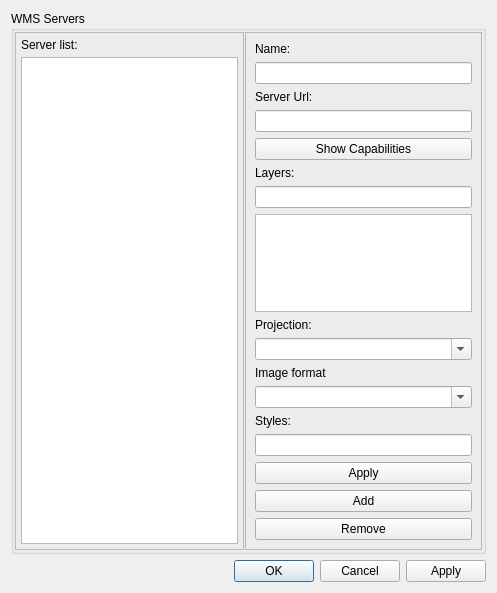
First picture: the form in src/Preferences/WMSPreferencesDialog.ui, repository openstreetmap/merkaartor, before the edit.
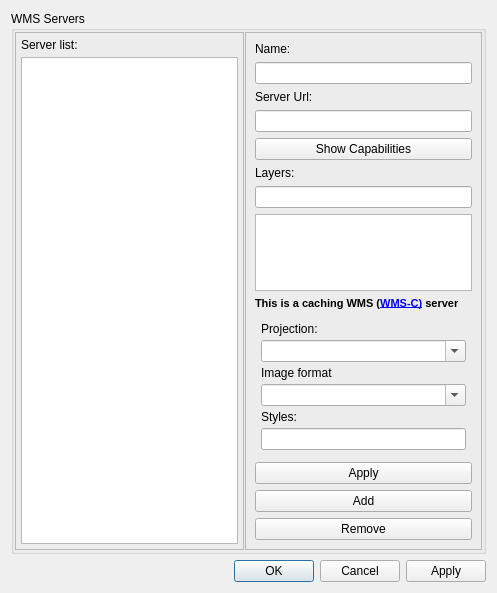
Second picture: the form after the edit.

Commit message: CHG : hardcode "google" projection. CHG : adapt TMS code to allow for non-google projections

What changed in the file:
```diff
--- a/src/Preferences/WMSPreferencesDialog.ui
+++ b/src/Preferences/WMSPreferencesDialog.ui
@@ -119,31 +119,67 @@
           </widget>
          </item>
          <item>
-          <widget class="QLabel" name="label_8" >
-           <property name="text" >
-            <string>Projection:</string>
+          <widget class="QLabel" name="lblWMSC">
+           <property name="text">
+            <string>&lt;!DOCTYPE HTML PUBLIC &quot;-//W3C//DTD HTML 4.0//EN&quot; &quot;http://www.w3.org/TR/REC-html40/strict.dtd&quot;&gt;
+&lt;html&gt;&lt;head&gt;&lt;meta name=&quot;qrichtext&quot; content=&quot;1&quot; /&gt;&lt;style type=&quot;text/css&quot;&gt;
+p, li { white-space: pre-wrap; }
+&lt;/style&gt;&lt;/head&gt;&lt;body style=&quot; font-family:'MS Shell Dlg 2'; font-size:8.25pt; font-weight:400; font-style:normal;&quot;&gt;
+&lt;p style=&quot; margin-top:0px; margin-bottom:0px; margin-left:0px; margin-right:0px; -qt-block-indent:0; text-indent:0px;&quot;&gt;&lt;span style=&quot; font-weight:600;&quot;&gt;This is a caching WMS (&lt;/span&gt;&lt;a href=&quot;http://wiki.osgeo.org/wiki/WMS_Tiling_Client_Recommendation&quot;&gt;&lt;span style=&quot; font-weight:600; text-decoration: underline; color:#0000ff;&quot;&gt;WMS-C)&lt;/span&gt;&lt;/a&gt;&lt;span style=&quot; font-weight:600;&quot;&gt; server&lt;/span&gt;&lt;/p&gt;&lt;/body&gt;&lt;/html&gt;</string>
            </property>
-          </widget>
-         </item>
-         <item>
-          <widget class="QComboBox" name="cbWmsProj" >
-           <property name="editable" >
+           <property name="openExternalLinks">
             <bool>true</bool>
            </property>
           </widget>
          </item>
          <item>
-          <widget class="QLabel" name="label" >
-           <property name="text" >
-            <string>Image format</string>
-           </property>
-          </widget>
-         </item>
-         <item>
-          <widget class="QComboBox" name="cbWmsImgFormat" >
-           <property name="editable" >
-            <bool>true</bool>
-           </property>
+          <widget class="QFrame" name="frWmsSettings">
+           <layout class="QVBoxLayout" name="verticalLayout">
+            <property name="spacing">
+             <number>4</number>
+            </property>
+            <property name="margin">
+             <number>6</number>
+            </property>
+            <item>
+             <widget class="QLabel" name="label_8">
+              <property name="text">
+               <string>Projection:</string>
+              </property>
+             </widget>
+            </item>
+            <item>
+             <widget class="QComboBox" name="cbWmsProj">
+              <property name="editable">
+               <bool>true</bool>
+              </property>
+             </widget>
+            </item>
+            <item>
+             <widget class="QLabel" name="label">
+              <property name="text">
+               <string>Image format</string>
+              </property>
+             </widget>
+            </item>
+            <item>
+             <widget class="QComboBox" name="cbWmsImgFormat">
+              <property name="editable">
+               <bool>true</bool>
+              </property>
+             </widget>
+            </item>
+            <item>
+             <widget class="QLabel" name="label_9">
+              <property name="text">
+               <string>Styles:</string>
+              </property>
+             </widget>
+            </item>
+            <item>
+             <widget class="QLineEdit" name="edWmsStyles"/>
+            </item>
+           </layout>
           </widget>
          </item>
          <item>
@@ -160,18 +196,8 @@
           </spacer>
          </item>
          <item>
-          <widget class="QLabel" name="label_9" >
-           <property name="text" >
-            <string>Styles:</string>
-           </property>
-          </widget>
-         </item>
-         <item>
-          <widget class="QLineEdit" name="edWmsStyles" />
-         </item>
-         <item>
-          <widget class="QPushButton" name="btApplyWmsServer" >
-           <property name="text" >
+          <widget class="QPushButton" name="btApplyWmsServer">
+           <property name="text">
             <string>Apply</string>
            </property>
           </widget>
```
Left out of the diff: 103 changed lines with no effect on the pictures. The commit also changes 28 other files.
